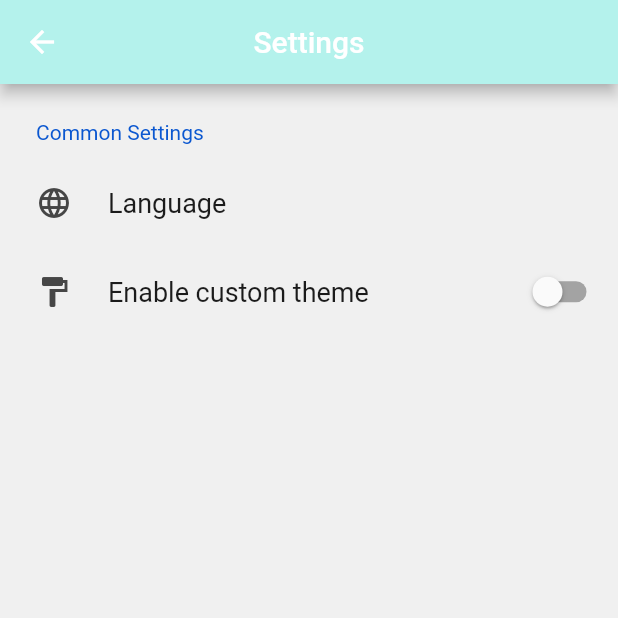
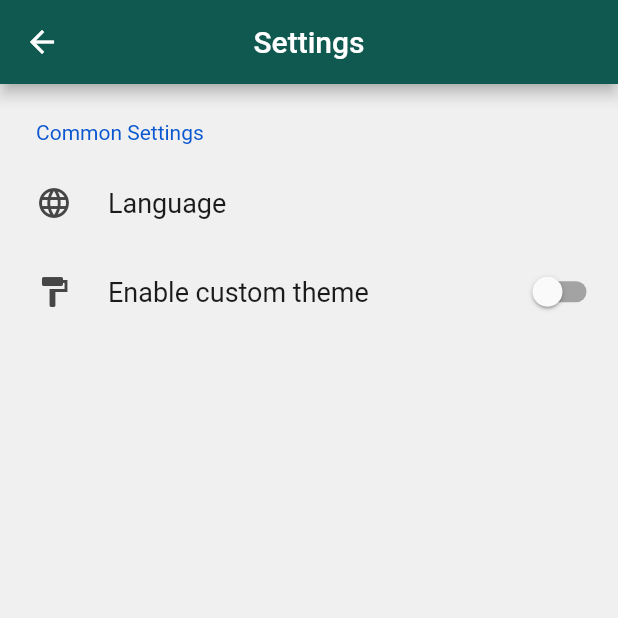
Before and after one commit to cepdnaclk/SnaT-meal-tracking-app, a Flutter app: the screen it shows after launch, in the side drawer, after a tap on "Settings", on a phone screen of 412 x 824 dp, the top half of it. Run offline on Flutter 3.47's test engine with Material 2 defaults, Android fonts, the phone set to English and light mode, and no system bars; drawn by our look-alikes of settings_ui; our stand-ins replace camera, charts_flutter, cloud_firestore, firebase_auth, firebase_core, firebase_storage and 11 more; missing offline and left inert: flutter_3d_choice_chip, pretty_gauge; accounts and stored records are empty.

Commit message:
changed the theme

```diff
--- a/lib/Theme/theme_info.dart
+++ b/lib/Theme/theme_info.dart
@@ -3,7 +3,7 @@ import 'package:flutter/material.dart';
 class ThemeInfo {
   //Colors
   //static Color primaryColor = const Color(0xff0f5951);
-  static Color primaryColor = const Color(0xffb4f2ec);
+  static Color primaryColor = const Color(0xff0f5951);
   static Color bottomTabButtonColor = const Color(0xff2ea29f);
   // Color.fromARGB(46, 162, 159, 1);
   // Fonts
```
